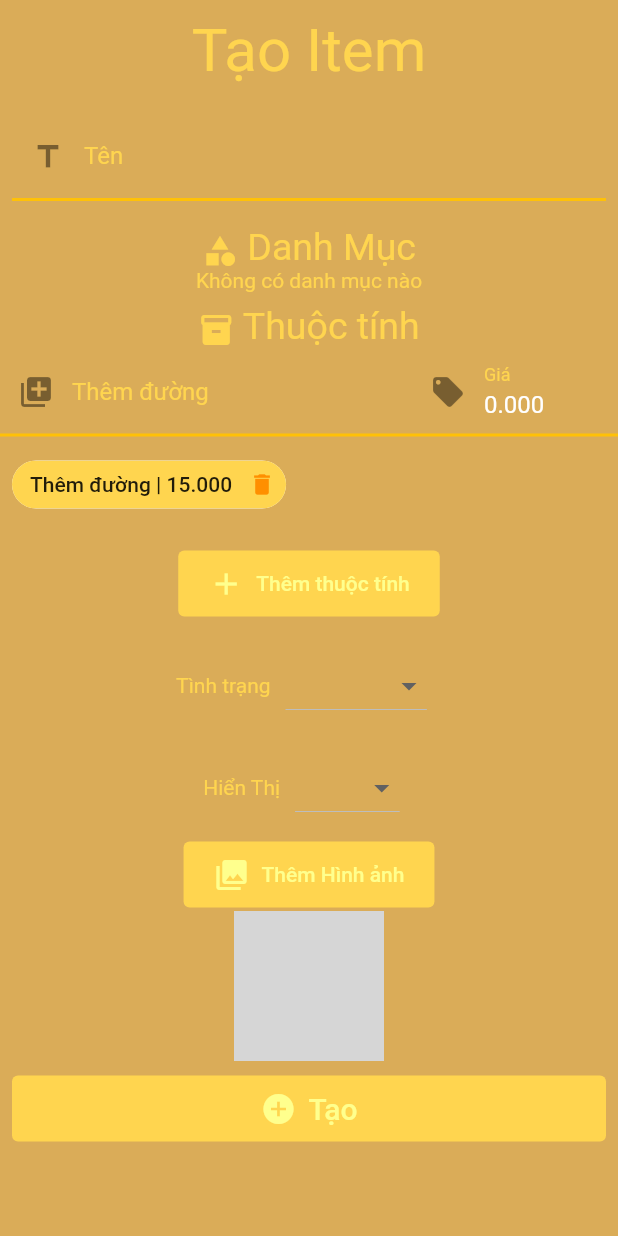
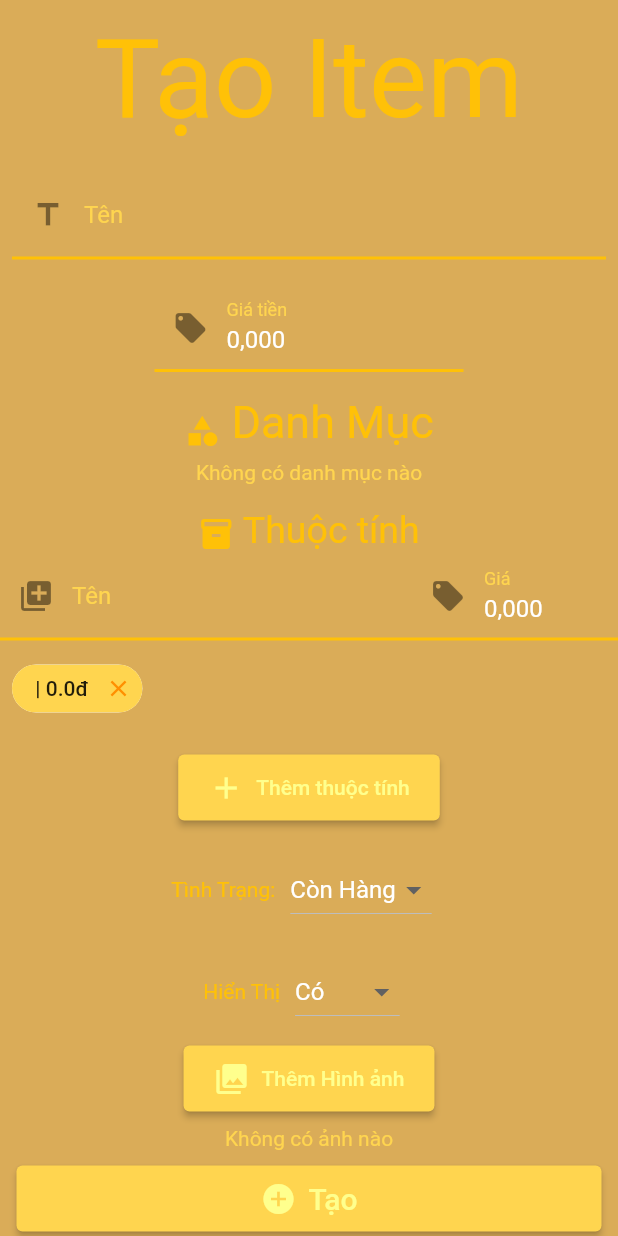
Before and after one commit to dim0147/Hai-Coffe-DenMo, a Flutter app: the screen it shows after launch, after a tap on "Thêm thuộc tính", on a phone screen of 412 x 824 dp. Run offline on Flutter 3.47's test engine with Material 2 defaults, Android fonts, the phone set to English and light mode, and no system bars; our stand-ins replace flutter_masked_text, get, hive, hive_flutter, image_picker, moor; accounts and stored records are empty; generated files the repository leaves out were written again; grey boxes are pictures that could not be loaded.

Commit message:
Finish design add item screen

```diff
--- a/lib/App/Config.dart
+++ b/lib/App/Config.dart
@@ -23,6 +23,9 @@ class AppConfig {
   static final Color BACKGROUND_COLOR =
       Color.fromRGBO(218, 172, 88, 1.0) as Color;
   static final Color MAIN_COLOR = Colors.amber[300] as Color;
+
+  // Header
+  static final Color HEADER_COLOR = Colors.amber as Color;
 
   // Button
   static final Color TEXT_BTN_COLOR = (Colors.yellowAccent[100] as Color);
--- /dev/null
+++ b/lib/App/Utils.dart
@@ -0,0 +1,5 @@
+class Utils {
+  static double? convertStringToDouble(String str) {
+    return double.tryParse(str.replaceAll('.', '').replaceAll(',', '.'));
+  }
+}
--- a/lib/Controller/CreateItemController.dart
+++ b/lib/Controller/CreateItemController.dart
@@ -1,9 +1,16 @@
+import 'dart:io';
+
 import 'package:flutter/cupertino.dart';
+import 'package:flutter_masked_text/flutter_masked_text.dart';
+import 'package:path/path.dart' as p;
 import 'package:get/get.dart';
+import 'package:hai_noob/App/Utils.dart';
 import 'package:hai_noob/DAO/CategoryDAO.dart';
 import 'package:hai_noob/DAO/ItemDAO.dart';
 import 'package:hai_noob/DB/Database.dart';
 import 'package:hai_noob/Model/Item.dart';
+import 'package:image_picker/image_picker.dart';
+import 'package:path_provider/path_provider.dart';
 
 class CategoryCheckbox {
   int id;
@@ -26,12 +33,22 @@ class CreateItemController extends GetxController {
   late ItemsDAO itemDAO;
   late CategoryDAO categoryDAO;
 
+  final ImagePicker _picker = ImagePicker();
+
   // Value
-  TextEditingController titleC = TextEditingController();
-  RxList<CategoryCheckbox> categories = <CategoryCheckbox>[].obs;
-  List<Property> properties = List.empty();
-  Status status = Status.InStock;
-  bool visibility = true;
+  final TextEditingController titleC = TextEditingController();
+  final MoneyMaskedTextController priceC = MoneyMaskedTextController(
+    precision: 3,
+  );
+  final RxList<CategoryCheckbox> categories = <CategoryCheckbox>[].obs;
+  final TextEditingController propertyNameC = TextEditingController();
+  final MoneyMaskedTextController propertyAmountC = MoneyMaskedTextController(
+    precision: 3,
+  );
+  final RxList<Property> properties = <Property>[].obs;
+  final status = Status.InStock.obs;
+  final visibility = true.obs;
+  final img = Rxn<File>();
 
   // Loading
   final Rx<bool> isLoadingCategory = true.obs;
@@ -41,6 +58,8 @@ class CreateItemController extends GetxController {
   void onInit() async {
     itemDAO = ItemsDAO(db);
     categoryDAO = CategoryDAO(db);
+
+    // Load category
     var listCategories = await categoryDAO.listAllCategory().then((value) =>
         value.map((e) => CategoryCheckbox(id: e.id, name: e.name)).toList());
     categories.assignAll(listCategories);
@@ -58,4 +77,56 @@ class CreateItemController extends GetxController {
 
     categories.refresh();
   }
+
+  void addProperty() {
+    String name = propertyNameC.text;
+    double? amount = Utils.convertStringToDouble(propertyAmountC.text);
+    if (amount == null) {
+      Get.snackbar('Lỗi', 'Giá thuộc tính không hợp lệ!');
+      return;
+    }
+
+    Property newProperty = Property(name: name, amount: amount);
+    properties.add(newProperty);
+
+    propertyNameC.text = '';
+    propertyAmountC.text = '0,000';
+
+    print(name);
+  }
+
+  void removeProperty(Property property) {
+    properties.removeWhere((element) =>
+        element.name == property.name && element.amount == property.amount);
+  }
+
+  void onChangeStatus(Status? newStatus) {
+    if (newStatus == null) return;
+
+    status.value = newStatus;
+  }
+
+  void onChangeVisibility(bool? newValue) {
+    if (newValue == null) return;
+
+    visibility.value = newValue;
+  }
+
+  void onAddImg() async {
+    // Pick an image
+    var image = await _picker.pickImage(source: ImageSource.gallery);
+    if (image == null) return;
+
+    img.value = File(image.path);
+  }
+
+  void onRemoveImg() {
+    img.value = null;
+  }
+
+  void onCreateItem() async {
+    String fileExtension = p.extension(img.value!.path);
+
+    var path = await getExternalStorageDirectory();
+  }
 }
--- a/lib/Screen/CreateCategoryScreen.dart
+++ b/lib/Screen/CreateCategoryScreen.dart
@@ -21,7 +21,7 @@ class CreateCategoryScreen extends GetWidget<CreateCategoryController> {
                   child: Text(
                     'Tạo Danh Mục',
                     style: TextStyle(
-                      color: AppConfig.MAIN_COLOR,
+                      color: AppConfig.HEADER_COLOR,
                       fontSize: 40,
                     ),
                   ),
@@ -52,7 +52,7 @@ class CreateCategoryScreen extends GetWidget<CreateCategoryController> {
                           ),
                         ),
                       ),
-                      TextButton.icon(
+                      ElevatedButton.icon(
                         onPressed: controller.onCreate,
                         icon: Icon(Icons.add),
                         label: Text('Tạo'),
--- a/lib/Screen/CreateItem.dart
+++ b/lib/Screen/CreateItem.dart
@@ -1,3 +1,5 @@
+import 'dart:io';
+
 import 'package:flutter/material.dart';
 import 'package:flutter/services.dart';
 import 'package:get/get.dart';
@@ -28,8 +30,7 @@ class CreateItemScreen extends GetWidget<CreateItemController> {
                     child: Text(
                       'Tạo Item',
                       style: TextStyle(
-                        fontSize: 40,
-                      ),
+                          fontSize: 73.0, color: AppConfig.HEADER_COLOR),
                     ),
                   ),
                 ),
@@ -47,6 +48,26 @@ class CreateItemScreen extends GetWidget<CreateItemController> {
                   ),
                 ),
 
+                // Item price
+                Padding(
+                  padding: const EdgeInsets.all(8.0),
+                  child: Center(
+                    child: Container(
+                      width: Get.width * 0.5,
+                      child: TextField(
+                        keyboardType: TextInputType.number,
+                        decoration: InputDecoration(
+                          labelText: 'Giá tiền',
+                          prefixIcon: Icon(
+                            Icons.local_offer,
+                          ),
+                        ),
+                        controller: controller.priceC,
+                      ),
+                    ),
+                  ),
+                ),
+
                 // Category
                 Padding(
                   padding: const EdgeInsets.all(8.0),
@@ -57,11 +78,11 @@ class CreateItemScreen extends GetWidget<CreateItemController> {
                         child: RichText(
                           text: TextSpan(
                             style: TextStyle(
-                                fontSize: 25, color: Get.theme.primaryColor),
+                                fontSize: 30, color: AppConfig.HEADER_COLOR),
                             children: [
                               WidgetSpan(
                                   child: Icon(Icons.category,
-                                      color: Get.theme.primaryColor)),
+                                      color: AppConfig.HEADER_COLOR)),
                               TextSpan(text: ' Danh Mục'),
                             ],
                           ),
@@ -79,8 +100,11 @@ class CreateItemScreen extends GetWidget<CreateItemController> {
 
                         // DON'T HAVE ANY category
                         if (controller.categories.length == 0)
-                          return Center(
+                          return Padding(
+                            padding: const EdgeInsets.all(8.0),
+                            child: Center(
                               child: Text('Không có danh mục nào'),
+                            ),
                           );
 
                         return Wrap(
@@ -111,11 +135,11 @@ class CreateItemScreen extends GetWidget<CreateItemController> {
                       child: RichText(
                         text: TextSpan(
                           style: TextStyle(
-                              fontSize: 25, color: Get.theme.primaryColor),
+                              fontSize: 25, color: AppConfig.HEADER_COLOR),
                           children: [
                             WidgetSpan(
                                 child: Icon(Icons.inventory_2,
-                                    color: Get.theme.primaryColor)),
+                                    color: AppConfig.HEADER_COLOR)),
                             TextSpan(text: ' Thuộc tính'),
                           ],
                         ),
@@ -128,41 +152,47 @@ class CreateItemScreen extends GetWidget<CreateItemController> {
                           flex: 2,
                           child: TextField(
                             decoration: InputDecoration(
-                              labelText: 'Thêm đường',
+                              hintText: 'Thêm đường',
+                              labelText: 'Tên',
                               prefixIcon: Icon(Icons.library_add),
                             ),
+                            controller: controller.propertyNameC,
                           ),
                         ),
                         Expanded(
                           flex: 1,
                           child: TextField(
+                            keyboardType: TextInputType.number,
                             decoration: InputDecoration(
                               labelText: 'Giá',
                               prefixIcon: Icon(
                                 Icons.local_offer,
                               ),
                             ),
-                            controller: MoneyMaskedTextController(
-                              decimalSeparator: '.',
-                              precision: 3,
-                            ),
+                            controller: controller.propertyAmountC,
                           ),
                         ),
                       ],
                     ),
 
                     // Chips
-                    Padding(
+                    Obx(
+                      () => Padding(
                         padding: const EdgeInsets.all(8.0),
                         child: Wrap(
                           spacing: 8.0,
-                        children: [
-                          Chip(
-                            label: Text('Thêm đường | 15.000'),
-                            deleteIcon: Icon(Icons.delete),
-                            onDeleted: () => {},
+                          children: controller.properties
+                              .map(
+                                (property) => Chip(
+                                  label: Text(
+                                      '${property.name} | ${property.amount}đ'),
+                                  deleteIcon: Icon(Icons.close),
+                                  onDeleted: () =>
+                                      controller.removeProperty(property),
                                 ),
-                        ],
+                              )
+                              .toList(),
+                        ),
                       ),
                     ),
 
@@ -170,8 +200,8 @@ class CreateItemScreen extends GetWidget<CreateItemController> {
                     Center(
                       child: Padding(
                         padding: EdgeInsets.all(10),
-                        child: TextButton.icon(
-                          onPressed: () {},
+                        child: ElevatedButton.icon(
+                          onPressed: controller.addProperty,
                           label: Text('Thêm thuộc tính'),
                           icon: Icon(Icons.add),
                         ),
@@ -185,23 +215,27 @@ class CreateItemScreen extends GetWidget<CreateItemController> {
                   mainAxisAlignment: MainAxisAlignment.center,
                   children: [
                     Text(
-                      'Tình trạng',
+                      'Tình Trạng:',
+                      style: TextStyle(color: AppConfig.HEADER_COLOR),
                     ),
                     Padding(
                       padding: EdgeInsets.all(10),
-                      child: DropdownButton<Status>(
+                      child: Obx(
+                        () => DropdownButton<Status>(
                           dropdownColor: AppConfig.MAIN_COLOR,
                           items: [
                             DropdownMenuItem<Status>(
                               value: Status.InStock,
-                            child: new Text('Còn Hàng'),
+                              child: Text('Còn Hàng'),
                             ),
                             DropdownMenuItem<Status>(
                               value: Status.OutStock,
-                            child: new Text('Hết Hàng'),
+                              child: Text('Hết Hàng'),
                             ),
                           ],
-                        onChanged: (val) {},
+                          value: controller.status.value,
+                          onChanged: controller.onChangeStatus,
+                        ),
                       ),
                     ),
                   ],
@@ -213,22 +247,26 @@ class CreateItemScreen extends GetWidget<CreateItemController> {
                   children: [
                     Text(
                       'Hiển Thị',
+                      style: TextStyle(color: AppConfig.HEADER_COLOR),
                     ),
                     Padding(
                       padding: EdgeInsets.all(10),
-                      child: DropdownButton<bool>(
+                      child: Obx(
+                        () => DropdownButton<bool>(
                           dropdownColor: AppConfig.MAIN_COLOR,
                           items: [
                             DropdownMenuItem<bool>(
                               value: true,
-                            child: new Text('Có'),
+                              child: Text('Có'),
                             ),
                             DropdownMenuItem<bool>(
                               value: false,
-                            child: new Text('Không'),
+                              child: Text('Không'),
                             ),
                           ],
-                        onChanged: (val) {},
+                          value: controller.visibility.value,
+                          onChanged: controller.onChangeVisibility,
+                        ),
                       ),
                     ),
                   ],
@@ -238,22 +276,37 @@ class CreateItemScreen extends GetWidget<CreateItemController> {
                 Column(
                   children: [
                     Center(
-                      child: TextButton.icon(
-                        onPressed: () async {
-                          final ImagePicker _picker = ImagePicker();
-                          // Pick an image
-                          final XFile? image = await _picker.pickImage(
-                              source: ImageSource.gallery);
-                        },
+                      child: ElevatedButton.icon(
+                        onPressed: controller.onAddImg,
                         icon: Icon(Icons.collections),
                         label: Text("Thêm Hình ảnh"),
                       ),
                     ),
-                    Center(
-                      child: Image.network(
-                        'https://upload.wikimedia.org/wikipedia/commons/thumb/4/45/A_small_cup_of_coffee.JPG/1200px-A_small_cup_of_coffee.JPG',
+                    Obx(
+                      () => controller.img.value != null
+                          ? Padding(
+                              padding: const EdgeInsets.all(8.0),
+                              child: Center(
+                                child: Column(
+                                  children: [
+                                    Image.file(
+                                      controller.img.value as File,
                                       width: 100.0,
                                       height: 100.0,
+                                    ),
+                                    TextButton.icon(
+                                        onPressed: controller.onRemoveImg,
+                                        icon: Icon(Icons.close),
+                                        label: Text('Huỷ ảnh'))
+                                  ],
+                                ),
+                              ),
+                            )
+                          : Padding(
+                              padding: const EdgeInsets.all(8.0),
+                              child: Center(
+                                child: Text('Không có ảnh nào'),
+                              ),
                             ),
                     ),
                   ],
@@ -263,8 +316,8 @@ class CreateItemScreen extends GetWidget<CreateItemController> {
                 SizedBox(
                   width: double.infinity,
                   child: Padding(
-                    padding: const EdgeInsets.all(8.0),
-                    child: TextButton.icon(
+                    padding: const EdgeInsets.fromLTRB(11.0, 0.0, 11.0, 11.0),
+                    child: ElevatedButton.icon(
                       icon: Icon(Icons.add_circle),
                       onPressed: () {},
                       label: Text(
--- a/lib/Screen/LoginScreen.dart
+++ b/lib/Screen/LoginScreen.dart
@@ -25,7 +25,7 @@ class LoginScreen extends GetWidget<LoginController> {
                 Text(
                   'Đăng Nhập',
                   style: TextStyle(
-                    color: Colors.white,
+                    color: AppConfig.HEADER_COLOR,
                     fontSize: 25.0,
                     fontWeight: FontWeight.bold,
                   ),
@@ -72,7 +72,7 @@ class LoginScreen extends GetWidget<LoginController> {
 
                 // Button login
                 controller.obx(
-                    (state) => TextButton(
+                    (state) => ElevatedButton(
                         onPressed: controller.onLoginClick,
                         child: Text('Đăng Nhập')),
                     onLoading: CircularProgressIndicator(
@@ -84,7 +84,7 @@ class LoginScreen extends GetWidget<LoginController> {
                               err ?? 'Có lỗi xảy ra',
                               style: TextStyle(color: Colors.red),
                             ),
-                            TextButton(
+                            ElevatedButton(
                                 onPressed: controller.onLoginClick,
                                 child: Text('Đăng Nhập')),
                           ],
--- a/lib/main.dart
+++ b/lib/main.dart
@@ -44,29 +44,21 @@ class MyApp extends StatelessWidget {
         ),
 
         // Text Button
-        textButtonTheme: TextButtonThemeData(
+        elevatedButtonTheme: ElevatedButtonThemeData(
           style: ButtonStyle(
             padding: MaterialStateProperty.all(
               EdgeInsets.symmetric(horizontal: 20, vertical: 10),
             ),
-            backgroundColor: MaterialStateProperty.resolveWith<Color>(
-              (states) {
-                if (states.contains(MaterialState.focused) ||
-                    states.contains(MaterialState.pressed))
-                  return AppConfig.MAIN_COLOR.withOpacity(0.5);
-                return AppConfig.MAIN_COLOR;
-              },
-            ),
-            foregroundColor: MaterialStateProperty.resolveWith<Color?>(
-              (states) {
-                return AppConfig.TEXT_BTN_COLOR;
-              },
-            ),
+            foregroundColor:
+                MaterialStateProperty.all<Color>(AppConfig.TEXT_BTN_COLOR),
           ),
         ),
 
         // Text Field
         inputDecorationTheme: InputDecorationTheme(
+          hintStyle: TextStyle(
+            color: AppConfig.MAIN_COLOR,
+          ),
           labelStyle: TextStyle(
             color: AppConfig.MAIN_COLOR,
           ),
@@ -80,8 +72,7 @@ class MyApp extends StatelessWidget {
 
         // Text Theme
         textTheme: TextTheme().copyWith(
-          bodyText1: TextStyle(color: AppConfig.MAIN_COLOR),
-          bodyText2: TextStyle(color: AppConfig.MAIN_COLOR),
+          bodyText2: TextStyle(fontSize: 14.0, color: AppConfig.MAIN_COLOR),
         ),
       ),
       title: 'Hải Bên Lề',
```
Lines whose indentation alone changed are shown as unchanged.
